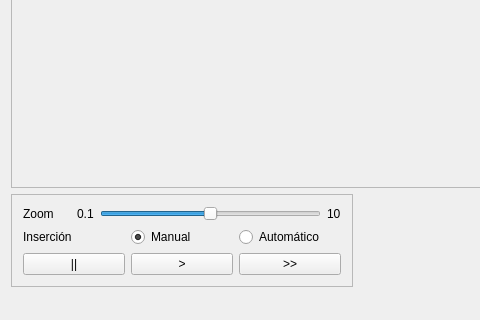
Old version of the form gui/forms/MainWindow.ui in the repository afaundez/mesh-suite; both pictures show x 0 to 480 and y 342 to 662 of the 1061 by 662 pixel window.
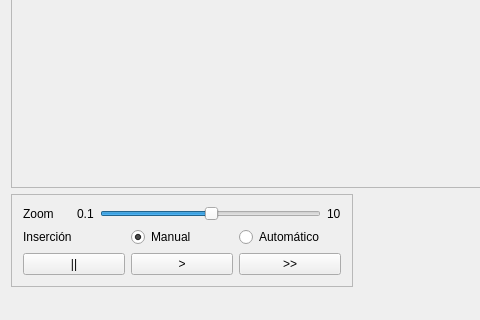
New version of the form. The open tabs and pages were chosen to show the change.

```diff
--- a/gui/forms/MainWindow.ui
+++ b/gui/forms/MainWindow.ui
@@ -324,7 +324,7 @@
            <item>
             <widget class="QSlider" name="zoomHorizontalSlider">
              <property name="minimum">
-              <number>1</number>
+              <number>0</number>
              </property>
              <property name="value">
               <number>50</number>
```
Left out of the diff: 36 changed lines with no effect on the pictures.
